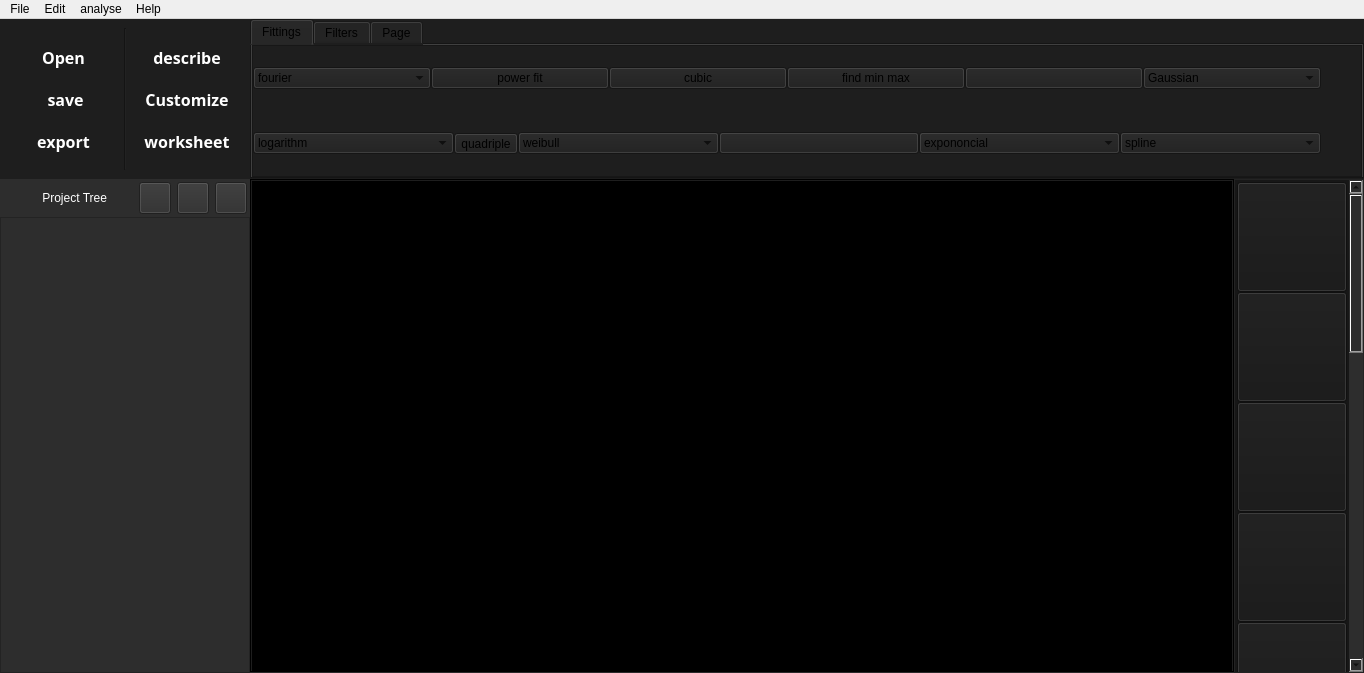
Old version of the form form.ui in the repository Meliani-Mehdi/Graphite_QT.
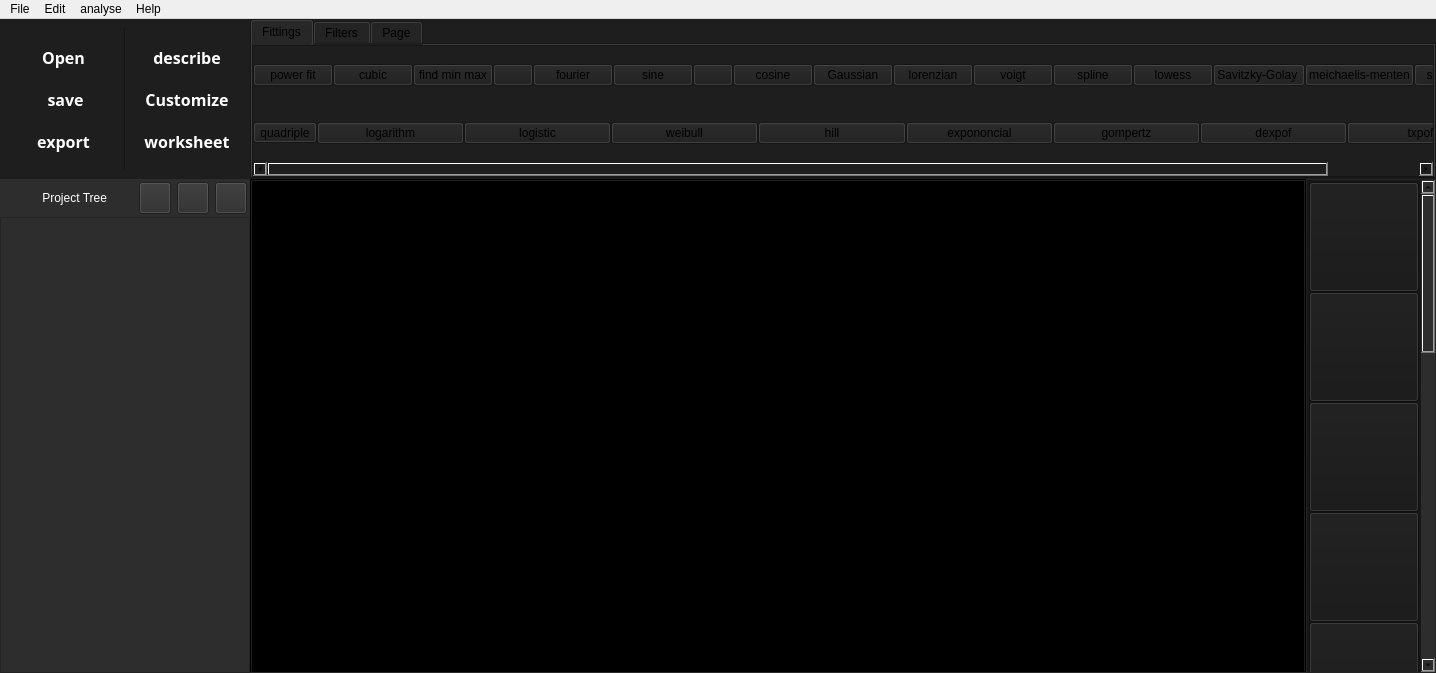
New version of the form. Icons and pictures are not drawn.

Commit message: combo boxes gone

```diff
--- a/form.ui
+++ b/form.ui
@@ -6,7 +6,7 @@
    <rect>
     <x>0</x>
     <y>0</y>
-    <width>1364</width>
+    <width>1436</width>
     <height>673</height>
    </rect>
   </property>
@@ -502,8 +502,8 @@
                    <rect>
                     <x>0</x>
                     <y>0</y>
-                    <width>1062</width>
-                    <height>148</height>
+                    <width>1408</width>
+                    <height>112</height>
                    </rect>
                   </property>
                   <layout class="QVBoxLayout" name="verticalLayout_8">
@@ -524,25 +524,6 @@
                    </property>
                    <item>
                     <layout class="QHBoxLayout" name="horizontalLayout_8">
-                     <item>
-                      <widget class="QComboBox" name="fourier">
-                       <item>
-                        <property name="text">
-                         <string>fourier</string>
-                        </property>
-                       </item>
-                       <item>
-                        <property name="text">
-                         <string>sine</string>
-                        </property>
-                       </item>
-                       <item>
-                        <property name="text">
-                         <string>cosine</string>
-                        </property>
-                       </item>
-                      </widget>
-                     </item>
                      <item>
                       <widget class="QPushButton" name="power">
                        <property name="text">
@@ -585,22 +566,97 @@
                       </widget>
                      </item>
                      <item>
-                      <widget class="QComboBox" name="gauss">
+                      <widget class="QPushButton" name="fourier">
+                       <property name="text">
+                        <string>fourier</string>
+                       </property>
+                      </widget>
+                     </item>
                        <item>
+                      <widget class="QPushButton" name="sine">
+                       <property name="text">
+                        <string>sine</string>
+                       </property>
+                      </widget>
+                     </item>
+                     <item>
+                      <widget class="QPushButton" name="Polynome">
+                       <property name="text">
+                        <string/>
+                       </property>
+                       <property name="icon">
+                        <iconset>
+                         <normaloff>assets/buttons/algo/ppnl.png</normaloff>assets/buttons/algo/ppnl.png</iconset>
+                       </property>
+                       <property name="iconSize">
+                        <size>
+                         <width>80</width>
+                         <height>64</height>
+                        </size>
+                       </property>
+                      </widget>
+                     </item>
+                     <item>
+                      <widget class="QPushButton" name="cosine">
+                       <property name="text">
+                        <string>cosine</string>
+                       </property>
+                      </widget>
+                     </item>
+                     <item>
+                      <widget class="QPushButton" name="Gaussian">
                         <property name="text">
                          <string>Gaussian</string>
                         </property>
+                      </widget>
                        </item>
                        <item>
+                      <widget class="QPushButton" name="lorenzian">
                         <property name="text">
                          <string>lorenzian</string>
                         </property>
+                      </widget>
                        </item>
                        <item>
+                      <widget class="QPushButton" name="voigt">
                         <property name="text">
                          <string>voigt</string>
                         </property>
-                       </item>
+                      </widget>
+                     </item>
+                     <item>
+                      <widget class="QPushButton" name="spline">
+                       <property name="text">
+                        <string>spline</string>
+                       </property>
+                      </widget>
+                     </item>
+                     <item>
+                      <widget class="QPushButton" name="lowess_2">
+                       <property name="text">
+                        <string>lowess</string>
+                       </property>
+                      </widget>
+                     </item>
+                     <item>
+                      <widget class="QPushButton" name="sav">
+                       <property name="text">
+                        <string>Savitzky-Golay </string>
+                       </property>
+                      </widget>
+                     </item>
+                     <item>
+                      <widget class="QPushButton" name="mac">
+                       <property name="text">
+                        <string>meichaelis-menten</string>
+                       </property>
+                      </widget>
+                     </item>
+                     <item>
+                      <widget class="QPushButton" name="segmoidal">
+                       <property name="text">
+                        <string>segmoidal</string>
+                       </property>
                       </widget>
                      </item>
                      <item>
@@ -620,20 +676,6 @@
                    </item>
                    <item>
                     <layout class="QHBoxLayout" name="horizontalLayout_9">
-                     <item>
-                      <widget class="QComboBox" name="log">
-                       <item>
-                        <property name="text">
-                         <string>logarithm</string>
-                        </property>
-                       </item>
-                       <item>
-                        <property name="text">
-                         <string>logistic</string>
-                        </property>
-                       </item>
-                      </widget>
-                     </item>
                      <item>
                       <widget class="QToolButton" name="quadraple">
                        <property name="text">
@@ -642,87 +684,59 @@
                       </widget>
                      </item>
                      <item>
-                      <widget class="QComboBox" name="weibull">
+                      <widget class="QPushButton" name="log">
+                       <property name="text">
+                        <string>logarithm</string>
+                       </property>
+                      </widget>
+                     </item>
                        <item>
+                      <widget class="QPushButton" name="logi">
+                       <property name="text">
+                        <string>logistic</string>
+                       </property>
+                      </widget>
+                     </item>
+                     <item>
+                      <widget class="QPushButton" name="weibull">
                         <property name="text">
                          <string>weibull</string>
                         </property>
+                      </widget>
                        </item>
                        <item>
-                        <property name="text">
-                         <string>segmoidal</string>
-                        </property>
-                       </item>
-                       <item>
-                        <property name="text">
-                         <string>meichaelis-menten</string>
-                        </property>
-                       </item>
-                       <item>
+                      <widget class="QPushButton" name="hill">
                         <property name="text">
                          <string>hill</string>
                         </property>
-                       </item>
-                       <item>
-                        <property name="text">
-                         <string>gompertz</string>
-                        </property>
-                       </item>
                       </widget>
                      </item>
                      <item>
-                      <widget class="QPushButton" name="Polynome">
-                       <property name="text">
-                        <string/>
-                       </property>
-                       <property name="icon">
-                        <iconset>
-                         <normaloff>assets/buttons/algo/ppnl.png</normaloff>assets/buttons/algo/ppnl.png</iconset>
-                       </property>
-                       <property name="iconSize">
-                        <size>
-                         <width>80</width>
-                         <height>64</height>
-                        </size>
-                       </property>
-                      </widget>
-                     </item>
-                     <item>
-                      <widget class="QComboBox" name="expo_2">
-                       <item>
+                      <widget class="QPushButton" name="expof">
                         <property name="text">
                          <string>expononcial</string>
                         </property>
+                      </widget>
                        </item>
                        <item>
+                      <widget class="QPushButton" name="gompertz">
                         <property name="text">
-                         <string>double expononcial</string>
-                        </property>
+                        <string>gompertz</string>
+                       </property>
+                      </widget>
                        </item>
                        <item>
+                      <widget class="QPushButton" name="dexpof">
                         <property name="text">
-                         <string>triple expononcial</string>
-                        </property>
-                       </item>
+                        <string>dexpof</string>
+                       </property>
                       </widget>
                      </item>
                      <item>
-                      <widget class="QComboBox" name="spline">
-                       <item>
+                      <widget class="QPushButton" name="texpof">
                         <property name="text">
-                         <string>spline</string>
-                        </property>
-                       </item>
-                       <item>
-                        <property name="text">
-                         <string>lowess</string>
-                        </property>
-                       </item>
-                       <item>
-                        <property name="text">
-                         <string>Savitzky-Golay </string>
-                        </property>
-                       </item>
+                        <string>txpof</string>
+                       </property>
                       </widget>
                      </item>
                      <item>
@@ -2133,7 +2147,7 @@
     <rect>
      <x>0</x>
      <y>0</y>
-     <width>1364</width>
+     <width>1436</width>
      <height>22</height>
     </rect>
    </property>
```
Lines whose indentation alone changed are shown as unchanged. The commit also changes 3 other files.
